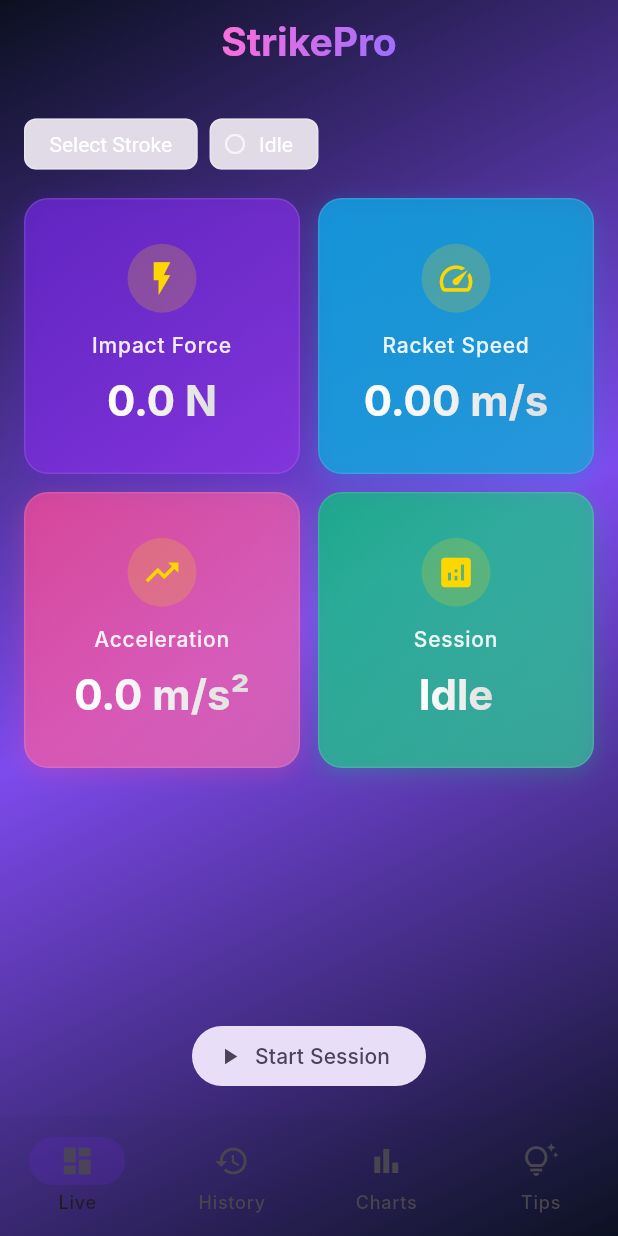
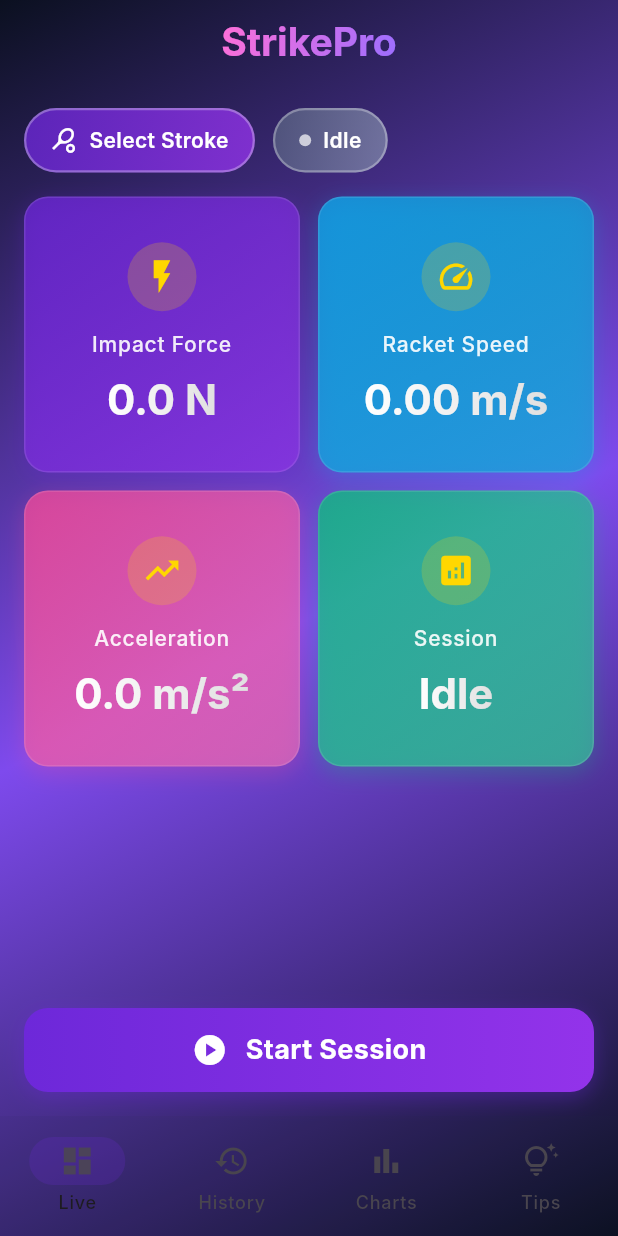
Before and after one commit to fejiibabyy/capstone-flyingbirdies, a Flutter app: the screen it shows after launch, on a phone screen of 412 x 824 dp. Run offline on Flutter 3.47's test engine with Material 3 defaults, Android fonts, the light colour scheme and no system bars; our stand-ins replace fl_chart; Roboto replaces fonts that are missing (Inter).

Commit message:
Improve Live page chip and button visibility with gradients

```diff
--- a/flying_birdies/lib/features/live/widgets/live_page.dart
+++ b/flying_birdies/lib/features/live/widgets/live_page.dart
@@ -37,15 +37,114 @@ class _LivePageState extends State<LivePage> {
       padding: const EdgeInsets.all(16),
       child: Column(children: [
         Row(children: [
-          const Chip(label: Text('Select Stroke')),
-          const SizedBox(width: 8),
-          Chip(
-            avatar: Icon(running ? Icons.circle : Icons.circle_outlined,
-                size: 16, color: running ? Colors.greenAccent : Colors.white70),
-            label: Text(running ? 'Live' : 'Idle'),
+          // Select Stroke Chip with better visibility
+          Container(
+            decoration: BoxDecoration(
+              gradient: const LinearGradient(
+                colors: [
+                  Color.fromARGB(200, 109, 40, 217),
+                  Color.fromARGB(200, 147, 51, 234),
+                ],
+              ),
+              borderRadius: BorderRadius.circular(24),
+              border: Border.all(
+                color: Colors.white.withOpacity(0.3),
+                width: 1.5,
+              ),
+            ),
+            child: Material(
+              color: Colors.transparent,
+              child: InkWell(
+                borderRadius: BorderRadius.circular(24),
+                onTap: () {
+                  // Add your select stroke logic here
+                },
+                child: Padding(
+                  padding: const EdgeInsets.symmetric(horizontal: 16, vertical: 10),
+                  child: Row(
+                    mainAxisSize: MainAxisSize.min,
+                    children: [
+                      Icon(
+                        Icons.sports_tennis,
+                        color: Colors.white,
+                        size: 18,
+                      ),
+                      const SizedBox(width: 8),
+                      Text(
+                        'Select Stroke',
+                        style: TextStyle(
+                          color: Colors.white,
+                          fontWeight: FontWeight.w600,
+                          fontSize: 14,
+                        ),
+                      ),
+                    ],
+                  ),
+                ),
+              ),
+            ),
+          ),
+          const SizedBox(width: 12),
+
+          // Status Chip with dynamic color
+          Container(
+            decoration: BoxDecoration(
+              gradient: LinearGradient(
+                colors: running
+                    ? [
+                        const Color.fromARGB(200, 16, 185, 129),
+                        const Color.fromARGB(200, 52, 211, 153),
+                      ]
+                    : [
+                        const Color.fromARGB(150, 100, 116, 139),
+                        const Color.fromARGB(150, 148, 163, 184),
+                      ],
+              ),
+              borderRadius: BorderRadius.circular(24),
+              border: Border.all(
+                color: Colors.white.withOpacity(0.3),
+                width: 1.5,
+              ),
+            ),
+            child: Padding(
+              padding: const EdgeInsets.symmetric(horizontal: 16, vertical: 10),
+              child: Row(
+                mainAxisSize: MainAxisSize.min,
+                children: [
+                  Container(
+                    width: 8,
+                    height: 8,
+                    decoration: BoxDecoration(
+                      color: running
+                          ? const Color.fromARGB(255, 0, 255, 127)
+                          : Colors.white70,
+                      shape: BoxShape.circle,
+                      boxShadow: running
+                          ? [
+                              BoxShadow(
+                                color: const Color.fromARGB(255, 0, 255, 127),
+                                blurRadius: 8,
+                                spreadRadius: 2,
+                              ),
+                            ]
+                          : null,
+                    ),
+                  ),
+                  const SizedBox(width: 8),
+                  Text(
+                    running ? 'Live' : 'Idle',
+                    style: TextStyle(
+                      color: Colors.white,
+                      fontWeight: FontWeight.w600,
+                      fontSize: 14,
+                    ),
+                  ),
+                ],
+              ),
+            ),
           ),
         ]),
-        const SizedBox(height: 12),
+        const SizedBox(height: 16),
         Expanded(
           child: GridView.count(
             crossAxisCount: 2, crossAxisSpacing: 12, mainAxisSpacing: 12,
@@ -57,11 +156,63 @@ class _LivePageState extends State<LivePage> {
             ],
           ),
         ),
-        const SizedBox(height: 12),
-        FilledButton.tonalIcon(
-          onPressed: () => setState(() => running = !running),
-          icon: Icon(running ? Icons.stop : Icons.play_arrow),
-          label: Text(running ? 'Stop Session' : 'Start Session'),
+        const SizedBox(height: 16),
+
+        // Enhanced Start/Stop Button
+        Container(
+          width: double.infinity,
+          height: 56,
+          decoration: BoxDecoration(
+            gradient: LinearGradient(
+              colors: running
+                  ? [
+                      const Color.fromARGB(255, 239, 68, 68),
+                      const Color.fromARGB(255, 220, 38, 38),
+                    ]
+                  : [
+                      const Color.fromARGB(255, 109, 40, 217),
+                      const Color.fromARGB(255, 147, 51, 234),
+                    ],
+            ),
+            borderRadius: BorderRadius.circular(16),
+            boxShadow: [
+              BoxShadow(
+                color: running
+                    ? const Color.fromARGB(100, 239, 68, 68)
+                    : const Color.fromARGB(100, 109, 40, 217),
+                blurRadius: 12,
+                offset: const Offset(0, 4),
+              ),
+            ],
+          ),
+          child: Material(
+            color: Colors.transparent,
+            child: InkWell(
+              borderRadius: BorderRadius.circular(16),
+              onTap: () => setState(() => running = !running),
+              child: Center(
+                child: Row(
+                  mainAxisAlignment: MainAxisAlignment.center,
+                  children: [
+                    Icon(
+                      running ? Icons.stop_circle : Icons.play_circle,
+                      color: Colors.white,
+                      size: 24,
+                    ),
+                    const SizedBox(width: 12),
+                    Text(
+                      running ? 'Stop Session' : 'Start Session',
+                      style: const TextStyle(
+                        color: Colors.white,
+                        fontSize: 18,
+                        fontWeight: FontWeight.bold,
+                      ),
+                    ),
+                  ],
+                ),
+              ),
+            ),
+          ),
         ),
       ]),
     );
```
